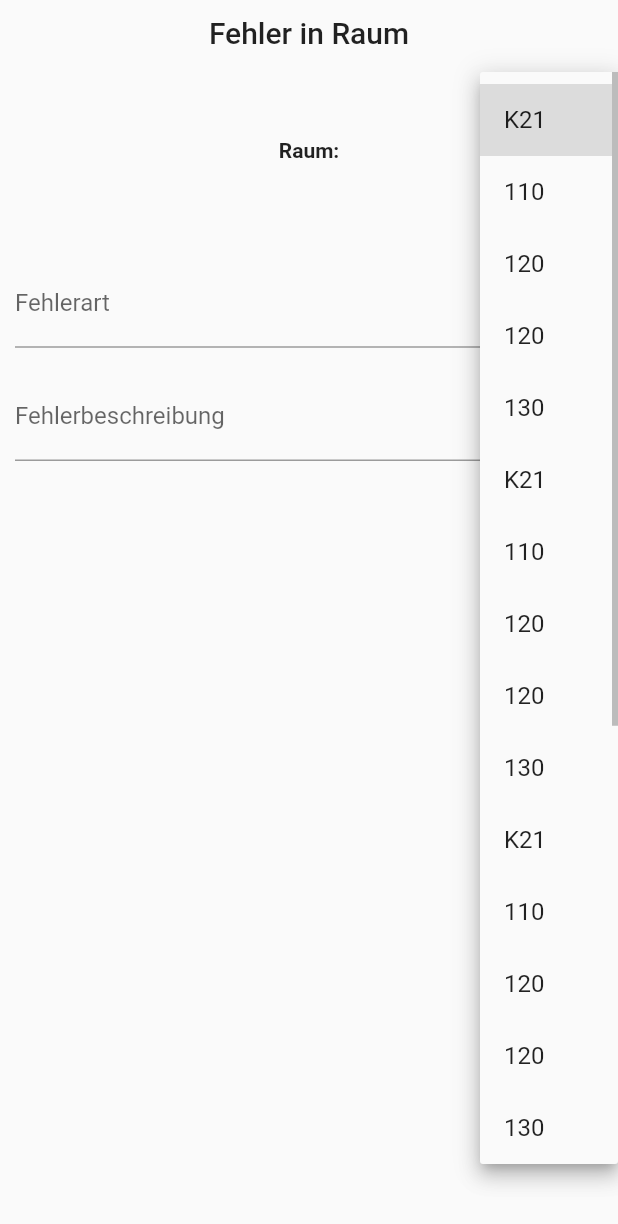
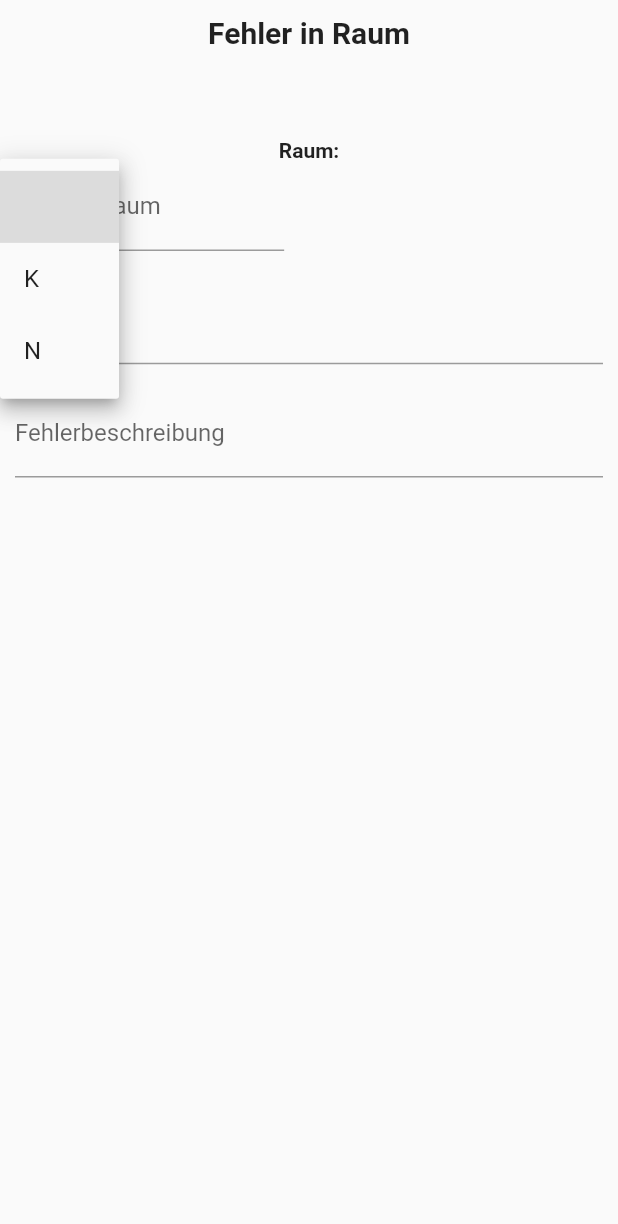
Before and after one commit to NoahPre/FixIT, a Flutter app: the Fehlermeldungsvorlage screen opened directly, after a tap on the "arrow drop down" icon, on a phone screen of 412 x 824 dp. Shown: the top 1224 px of the screen. Run offline on Flutter 3.47's test engine with Material 2 defaults, Android fonts, the phone set to English and light mode, and no system bars; our stand-ins replace shared_preferences; missing offline and left inert: keyboard_visibility; accounts and stored records are empty.

Commit message:
Layout gefixt
Drop Down Button und Textfeld gehen jetzt

```diff
--- a/lib/Widgets/Fehlermeldungsvorlage/Fehlermeldungsvorlage.dart
+++ b/lib/Widgets/Fehlermeldungsvorlage/Fehlermeldungsvorlage.dart
@@ -1,12 +1,14 @@
 //flutter packages
 import "package:flutter/material.dart";
 import "package:flutter/services.dart";
+import "package:flutter/cupertino.dart";
 
 //3rd party packages
 import 'package:keyboard_visibility/keyboard_visibility.dart';
 
 //unsere Widgets
 import "../Allgemein/FertigButton.dart";
+import "./Raumnummerneingabe.dart";
 
 //muss stateful sein, da wir weiter unten Textfelder haben
 class Fehlermeldungsvorlage extends StatefulWidget {
@@ -18,8 +20,6 @@ class Fehlermeldungsvorlage extends StatefulWidget {
 
 class _FehlermeldungsvorlageState extends State<Fehlermeldungsvorlage> {
   //der TextEditingController speichert den getippten Text als String
-  //Controller für das Textfeld, in das man die Raumnummer eingibt
-  //final _raumController = TextEditingController();
 
   final _fehlerartController = TextEditingController();
 
@@ -28,15 +28,20 @@ class _FehlermeldungsvorlageState extends State<Fehlermeldungsvorlage> {
   //speichert den Text der Überschrift
   String _ueberschrift = "Fehler in Raum";
 
+  //speichert den Text des Dropdown Buttons
+  String _dropdownButtonText = "";
+
+  //Funktion, die den Text unter dem Textfeld updated
+  void _updateText({String textInTextfield, String textInDropDownButton}) {
+    setState(() {
+      _dropdownButtonText = textInDropDownButton;
+      _ueberschrift = "Fehler in Raum " + _dropdownButtonText + textInTextfield;
+    });
+  }
+
   //overlayEntry property für die "Fertig" Button Widget Logik
   OverlayEntry overlayEntry;
 
-  //Funktion, die den Text unter dem Textfeld updated
-  /* void _updateText(String textInTextfield) {
-    setState(() {
-      _ueberschrift = "Fehler in Raum     " + textInTextfield;
-    });
-  }*/
 
   //helfen, den "Fertig" Button über dem Zahlenfeld anzuzeigen
   void showOverlay(BuildContext context) {
@@ -81,15 +86,16 @@ class _FehlermeldungsvorlageState extends State<Fehlermeldungsvorlage> {
   Widget build(BuildContext context) {
     //die Größe des Gerätes als double
     var deviceHeight = MediaQuery.of(context).size.height;
+    var deviceWidth = MediaQuery.of(context).size.width;
 
     return Scaffold(
       //bewirkt, dass das gesamte Scaffold auf dem Screen zu sehen ist
       resizeToAvoidBottomInset: false,
       body: SingleChildScrollView(
         child: Container(
-          height: MediaQuery.of(context).size.height * 0.8,
-          padding: EdgeInsets.all(0),
-          child: Padding(
+          // height: MediaQuery.of(context).size.height * 0.8,
+          // height: deviceHeight * 0.5,
+          padding: EdgeInsets.all(10),
           child: Column(
             children: [
               //Textfeld mit dem Text "Raum"
@@ -107,59 +113,8 @@ class _FehlermeldungsvorlageState extends State<Fehlermeldungsvorlage> {
                 overflow: TextOverflow.ellipsis,
                 style: TextStyle(fontWeight: FontWeight.bold),
               ),
-                Container(
 
-                 child: new DropdownButton<String>(
-                    items: <String>[
-                      'K21',
-                      '110',
-                      '120',
-                      '120',
-                      '130',
-                      'K21',
-                      '110',
-                      '120',
-                      '120',
-                      '130',
-                      'K21',
-                      '110',
-                      '120',
-                      '120',
-                      '130',
-                      'K21',
-                      '110',
-                      '120',
-                      '120',
-                      '130',
-                      'K21',
-                      '110',
-                      '120',
-                      '120',
-                      '130'
-                    ].map((String value) {
-                      return new DropdownMenuItem<String>(
-                        value: value,
-                        child: new Text(value),
-                      );
-                    }).toList(),
-                    onChanged: (_) {},
-                  ),
-                  alignment: Alignment.topRight,
-                ),
-
-                //Eingabefeld, in das man die Raumnummer eingibt
-                /* Container(
-                  child: TextField(
-                    //der TextEditingController speichert den getippten Text als String
-                    controller: _raumController,
-                    //macht die Tastatur zum Zahlenfeld
-                    keyboardType: TextInputType.number,
-                    //zeigt den Text "Raum" als Platzhalter an
-                    decoration: InputDecoration(labelText: "Raum"),
-                    //die Methode, die ausgeführt wird, wenn die Eingabe beendet wurde
-                    onSubmitted: (_) => _updateText(_raumController.text),
-                  ),
-                ), */
+              Raumnummerneingabe(_updateText),
 
               //Container, der die Textfelder voneinander trennt
               Container(
@@ -215,8 +170,6 @@ class _FehlermeldungsvorlageState extends State<Fehlermeldungsvorlage> {
               ),
             ],
           ),
-            padding: EdgeInsets.all(10),
-          ),
         ),
       ),
     );
--- /dev/null
+++ b/lib/Widgets/Fehlermeldungsvorlage/Raumnummerneingabe.dart
@@ -0,0 +1,92 @@
+import "package:flutter/material.dart";
+
+//Widget aus Performancegründen ausgelagert
+class Raumnummerneingabe extends StatefulWidget {
+
+  final updateText;
+
+  Raumnummerneingabe(this.updateText);
+
+  @override
+  State<StatefulWidget> createState() {
+    return _RaumnummerneingabeState();
+  }
+}
+
+class _RaumnummerneingabeState extends State<Raumnummerneingabe> {
+
+  //Controller für das Textfeld, in das man die Raumnummer eingibt
+  final _raumController = TextEditingController();
+
+  //speichert den Text der Überschrift
+  String _ueberschrift = "Fehler in Raum";
+
+  //speichert den Text des Dropdown Buttons
+  String _dropdownButtonText = "";
+
+
+@override
+  Widget build(BuildContext context) {
+
+
+    var deviceWidth = MediaQuery.of(context).size.width;
+
+    return Row(
+                mainAxisSize: MainAxisSize.max,
+                mainAxisAlignment: MainAxisAlignment.start,
+                children: <Widget>[
+                  //Dropdown Button:
+                  Container(
+                    child: DropdownButton<String>(
+                      icon: Row(
+                        children: [
+                          Text(_dropdownButtonText),
+                          Icon(Icons.arrow_drop_down),
+                        ],
+                      ),
+                      items: <String>[
+                        "",
+                        "K ",
+                        "N ",
+                      ].map((String value) {
+                        return DropdownMenuItem<String>(
+                          value: value,
+                          child: Text(value),
+                        );
+                      }).toList(),
+                      onChanged: (value) {
+                        widget.updateText(
+                          textInTextfield: _raumController.text,
+                          textInDropDownButton: value,
+                        );
+                      },
+                    ),
+                  ),
+                  Container(
+                    width: deviceWidth * 0.04,
+                  ),
+                  Container(
+                    //braucht eine feste Breite!
+                    //besser wäre etwas wie: width: deviceSize.fit
+                    //
+                    width: deviceWidth * 0.3,
+                    child: TextField(
+                      //der TextEditingController speichert den getippten Text als String
+                      controller: _raumController,
+                      //macht die Tastatur zum Zahlenfeld
+                      keyboardType: TextInputType.number,
+                      //zeigt den Text "Raum" als Platzhalter an
+                      decoration: InputDecoration(labelText: "Raum"),
+                      //die Methode, die ausgeführt wird, wenn die Eingabe beendet wurde
+                      onChanged: (_) => widget.updateText(
+                        textInTextfield: _raumController.text,
+                        textInDropDownButton: _dropdownButtonText,
+                      ),
+                    ),
+                    alignment: Alignment.centerRight,
+                  ),
+                ],
+              );
+  }
+
+}
```
Also changed, not shown: lib/main.dart (+41 -24 lines), lib/Widgets/RegistrierungUndAnmeldung/RegistrierungsButton.dart (renamed from lib/Widgets/Anmeldung & Registrierung/RegistrierungsButton.dart), lib/Widgets/RegistrierungUndAnmeldung/Registrierungsvorlage.dart (renamed from lib/Widgets/Anmeldung & Registrierung/Registrierungsvorlage.dart). Lines whose indentation alone changed are shown as unchanged.
